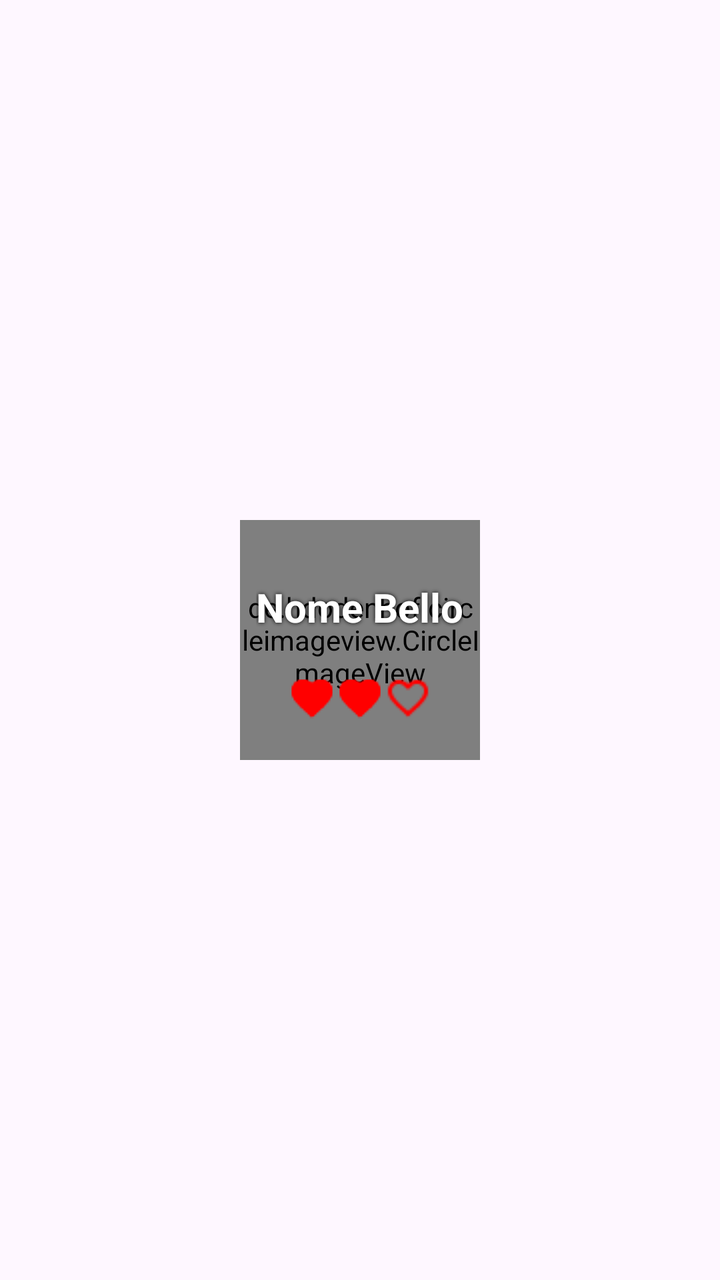
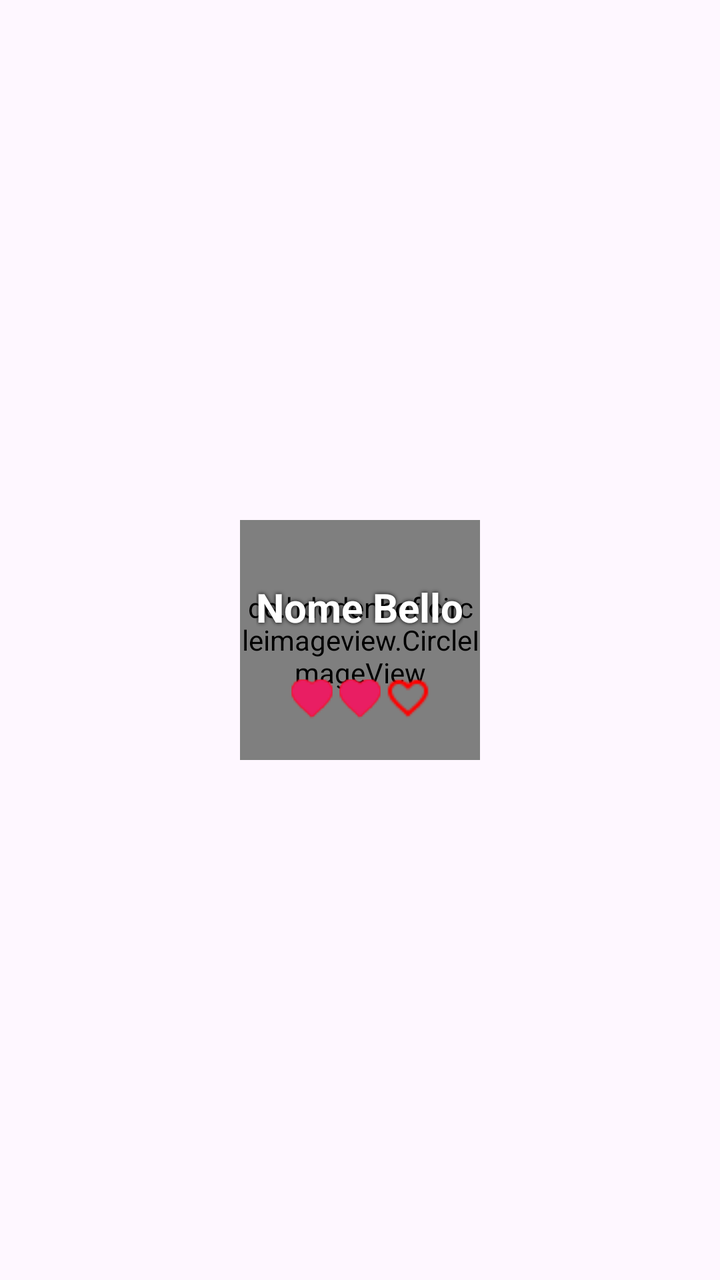

An Android layout rendered at two revisions. The XML below is the earlier revision; the diff shows what the commit changed to produce the second picture.
<!-- AndroidManifest.xml: application theme Theme.AppPet -->
<!-- res/layout/item_animali_image.xml -->
<?xml version="1.0" encoding="utf-8"?>
<FrameLayout android:id="@+id/carousel_item_container"
    android:layout_width="140dp"
    android:layout_height="120dp"
    android:foreground="?attr/selectableItemBackground"
    app:shapeAppearance="?attr/shapeAppearanceCornerExtraLarge"
    xmlns:app="http://schemas.android.com/apk/res-auto"
    xmlns:android="http://schemas.android.com/apk/res/android">

    <de.hdodenhof.circleimageview.CircleImageView
        android:id="@+id/cane_BTN"
        android:layout_width="120dp"
        android:layout_height="120dp"
        android:src="@drawable/cane"
        app:civ_border_width="4dp"
        app:civ_border_color="@color/sfondo_search"
        android:layout_gravity="center"/>

    <LinearLayout
        android:layout_gravity="center"
        android:layout_width="120dp"
        android:layout_height="120dp"
        android:orientation="vertical">

        <TextView
            android:gravity="center"
            android:id="@+id/nome_animale"
            android:layout_gravity="center"
            android:layout_width="wrap_content"
            android:layout_height="wrap_content"
            android:text="Nome Bello"
            android:textStyle="bold"
            android:textSize="20dp"
            android:textColor="@color/white"
            android:shadowColor="@color/black"
            android:shadowRadius="5"
            android:layout_marginTop="30dp"
            android:layout_marginBottom="20dp"/>

        <RatingBar
            android:id="@+id/rating_animale"
            android:layout_gravity="center"
            android:layout_width="wrap_content"
            android:layout_height="wrap_content"
            android:scrollbarSize="10dp"
            android:rating="2"
            style="@style/custom_ratingbar"
            android:numStars="3" />
    </LinearLayout>

</FrameLayout>
<!-- resources referenced by this layout -->
<resources>
  <color name="black">#FF000000</color>
  <color name="sfondo_search">#EBEBEB</color>
  <color name="white">#FFFFFFFF</color>
  <!-- drawable cane: png bitmap (drawable, 63538 bytes) -->
  <style name="custom_ratingbar" parent="Widget.AppCompat.RatingBar.Small">
          <item name="android:progressDrawable">@drawable/custom_ratingbar</item>
          <item name="android:maxHeight">48dp</item>
      </style>
  <style name="Theme.AppPet" parent="Base.Theme.AppPet" />
  <!-- drawable custom_ratingbar (drawable) -->
  <?xml version="1.0" encoding="utf-8"?>
  <layer-list xmlns:android="http://schemas.android.com/apk/res/android">
      
      <item android:id="@android:id/background"
          android:drawable="@drawable/empty_heart" />
      
      <item android:id="@android:id/secondaryProgress"
          android:drawable="@drawable/half_heart" />
      
      <item android:id="@android:id/progress"
          android:drawable="@drawable/full_heart" />
  </layer-list>
  <style name="Base.Theme.AppPet" parent="Theme.Material3.DayNight.NoActionBar">
          
          
      </style>
  <!-- drawable empty_heart: png bitmap (drawable, 360 bytes) -->
  <!-- drawable half_heart: png bitmap (drawable, 337 bytes) -->
  <!-- drawable full_heart: png bitmap (drawable, 311 bytes) -->
</resources>

<!-- the commit's change to res/layout/item_animali_image.xml (unified diff, before → after) -->
@@ -45,7 +45,8 @@
             android:scrollbarSize="10dp"
             android:rating="2"
             style="@style/custom_ratingbar"
-            android:numStars="3" />
+            android:numStars="3"
+            android:progressTint="#E91E63"/>
     </LinearLayout>
 
 </FrameLayout>
